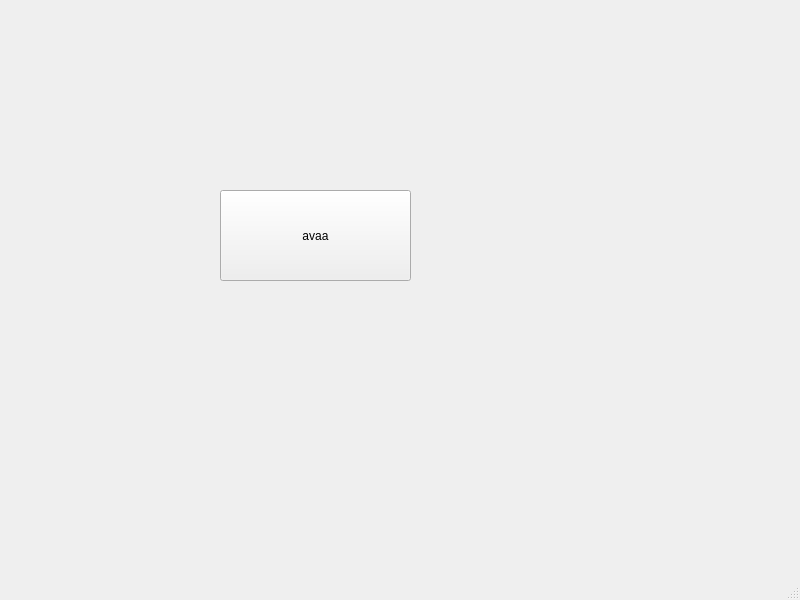
Above: testiExe/mainwindow.ui from bank-2022/group6 before the change. Below: the same form after it.
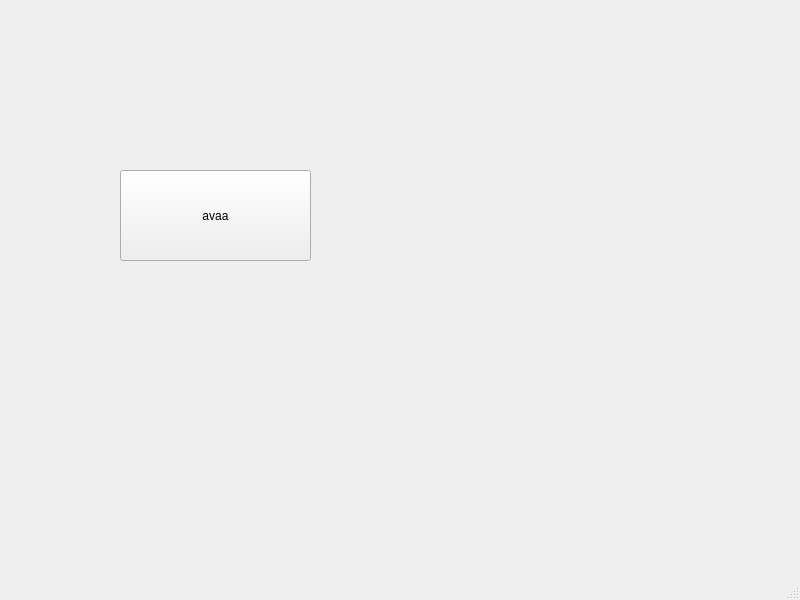
That is the form after the change.

What changed in the file:
```diff
--- a/testiExe/mainwindow.ui
+++ b/testiExe/mainwindow.ui
@@ -17,8 +17,8 @@
    <widget class="QPushButton" name="avaa">
     <property name="geometry">
      <rect>
-      <x>220</x>
-      <y>190</y>
+      <x>120</x>
+      <y>170</y>
       <width>191</width>
       <height>91</height>
      </rect>
```
